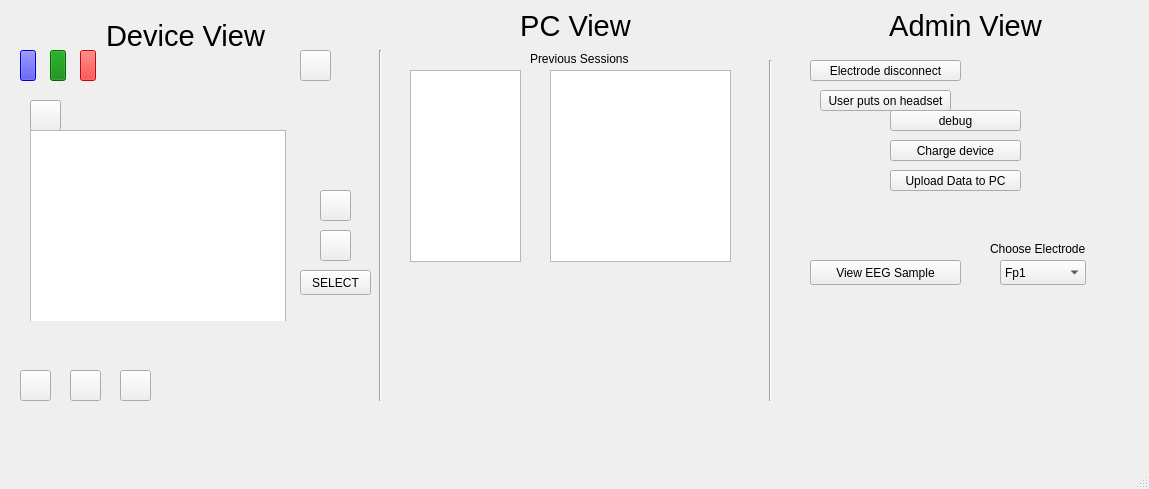
First picture: the form in Neuroset/mainwindow.ui, repository kyleaitken/Neuroset, before the edit.
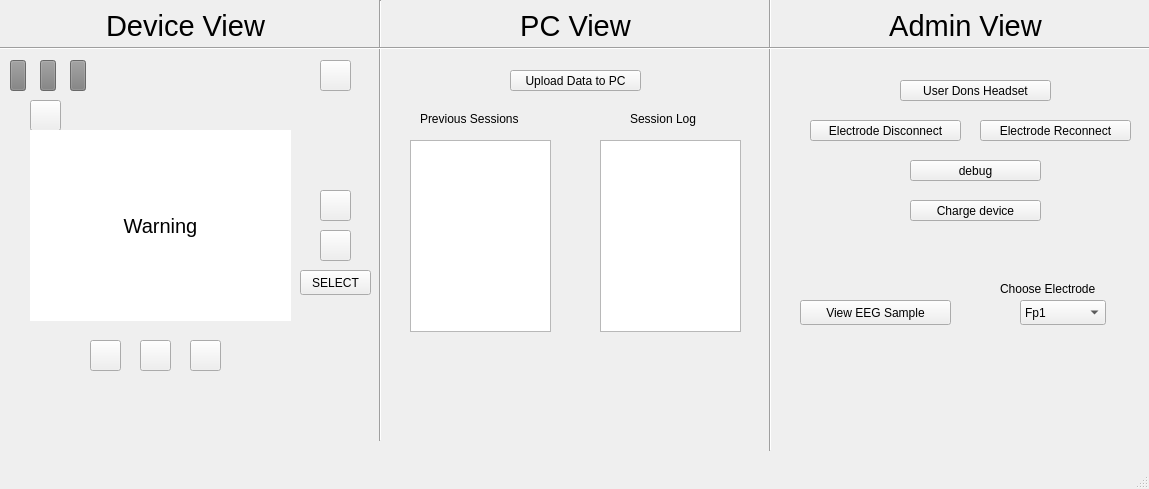
Second picture: the form after the edit. The open tabs and pages were chosen to show the change. Icons and pictures are not drawn. Custom widgets are drawn as their Qt base class.

Commit message: Add electrode contact lost/reconnected

Patch:
```diff
--- a/Neuroset/mainwindow.ui
+++ b/Neuroset/mainwindow.ui
@@ -20,16 +20,14 @@
     </property>
     <property name="geometry">
      <rect>
-      <x>20</x>
-      <y>50</y>
+      <x>10</x>
+      <y>60</y>
       <width>16</width>
       <height>31</height>
      </rect>
     </property>
     <property name="styleSheet">
-     <string notr="true">QPushButton {
-	background-color: blue;
-}</string>
+     <string notr="true">background-color: gray;</string>
     </property>
     <property name="text">
      <string/>
@@ -41,16 +39,14 @@
     </property>
     <property name="geometry">
      <rect>
-      <x>50</x>
-      <y>50</y>
+      <x>40</x>
+      <y>60</y>
       <width>16</width>
       <height>31</height>
      </rect>
     </property>
     <property name="styleSheet">
-     <string notr="true">QPushButton {
-	background-color: green;
-}</string>
+     <string notr="true">background-color: gray;</string>
     </property>
     <property name="text">
      <string/>
@@ -62,16 +58,14 @@
     </property>
     <property name="geometry">
      <rect>
-      <x>80</x>
-      <y>50</y>
+      <x>70</x>
+      <y>60</y>
       <width>16</width>
       <height>31</height>
      </rect>
     </property>
     <property name="styleSheet">
-     <string notr="true">QPushButton {
-	background-color: red;
-}</string>
+     <string notr="true">background-color: gray;</string>
     </property>
     <property name="text">
      <string/>
@@ -80,8 +74,8 @@
    <widget class="QPushButton" name="powerButton">
     <property name="geometry">
      <rect>
-      <x>300</x>
-      <y>50</y>
+      <x>320</x>
+      <y>60</y>
       <width>31</width>
       <height>31</height>
      </rect>
@@ -97,8 +91,8 @@
    <widget class="QPushButton" name="pauseButton">
     <property name="geometry">
      <rect>
-      <x>20</x>
-      <y>370</y>
+      <x>90</x>
+      <y>340</y>
       <width>31</width>
       <height>31</height>
      </rect>
@@ -117,8 +111,8 @@
    <widget class="QPushButton" name="playButton">
     <property name="geometry">
      <rect>
-      <x>70</x>
-      <y>370</y>
+      <x>140</x>
+      <y>340</y>
       <width>31</width>
       <height>31</height>
      </rect>
@@ -137,8 +131,8 @@
    <widget class="QPushButton" name="stopButton">
     <property name="geometry">
      <rect>
-      <x>120</x>
-      <y>370</y>
+      <x>190</x>
+      <y>340</y>
       <width>31</width>
       <height>31</height>
      </rect>
@@ -180,9 +174,9 @@
     <property name="geometry">
      <rect>
       <x>370</x>
-      <y>50</y>
+      <y>0</y>
       <width>20</width>
-      <height>351</height>
+      <height>441</height>
      </rect>
     </property>
     <property name="orientation">
@@ -193,7 +187,7 @@
     <property name="geometry">
      <rect>
       <x>0</x>
-      <y>20</y>
+      <y>10</y>
       <width>371</width>
       <height>31</height>
      </rect>
@@ -235,9 +229,9 @@
     <property name="geometry">
      <rect>
       <x>760</x>
-      <y>60</y>
+      <y>-10</y>
       <width>20</width>
-      <height>341</height>
+      <height>461</height>
      </rect>
     </property>
     <property name="orientation">
@@ -269,26 +263,26 @@
     <property name="geometry">
      <rect>
       <x>810</x>
-      <y>60</y>
+      <y>120</y>
       <width>151</width>
       <height>21</height>
      </rect>
     </property>
     <property name="text">
-     <string>Electrode disconnect</string>
+     <string>Electrode Disconnect</string>
     </property>
    </widget>
    <widget class="QPushButton" name="electrodeDisconnect_2">
     <property name="geometry">
      <rect>
-      <x>820</x>
-      <y>90</y>
-      <width>131</width>
+      <x>900</x>
+      <y>80</y>
+      <width>151</width>
       <height>21</height>
      </rect>
     </property>
     <property name="text">
-     <string>User puts on headset</string>
+     <string>User Dons Headset</string>
     </property>
    </widget>
    <widget class="QPushButton" name="upButton">
@@ -345,10 +339,10 @@
    <widget class="QCustomPlot" name="graphDisplayPC" native="true">
     <property name="geometry">
      <rect>
-      <x>800</x>
-      <y>320</y>
-      <width>331</width>
-      <height>81</height>
+      <x>780</x>
+      <y>350</y>
+      <width>361</width>
+      <height>71</height>
      </rect>
     </property>
    </widget>
@@ -454,13 +448,55 @@
        <number>0</number>
       </property>
      </widget>
+     <widget class="QLabel" name="label_7">
+      <property name="geometry">
+       <rect>
+        <x>81</x>
+        <y>40</y>
+        <width>121</width>
+        <height>20</height>
+       </rect>
+      </property>
+      <property name="text">
+       <string>Time Remaining:</string>
+      </property>
+     </widget>
+    </widget>
+    <widget class="QWidget" name="warningPage">
+     <property name="styleSheet">
+      <string notr="true">background-color: white;</string>
+     </property>
+     <widget class="QLabel" name="warningLabel">
+      <property name="geometry">
+       <rect>
+        <x>20</x>
+        <y>40</y>
+        <width>221</width>
+        <height>111</height>
+       </rect>
+      </property>
+      <property name="font">
+       <font>
+        <pointsize>15</pointsize>
+       </font>
+      </property>
+      <property name="styleSheet">
+       <string notr="true"/>
+      </property>
+      <property name="text">
+       <string>Warning</string>
+      </property>
+      <property name="alignment">
+       <set>Qt::AlignCenter</set>
+      </property>
+     </widget>
     </widget>
    </widget>
    <widget class="QPushButton" name="EEGSampleButton">
     <property name="geometry">
      <rect>
-      <x>810</x>
-      <y>260</y>
+      <x>800</x>
+      <y>300</y>
       <width>151</width>
       <height>25</height>
      </rect>
@@ -472,8 +508,8 @@
    <widget class="QPushButton" name="debugButton">
     <property name="geometry">
      <rect>
-      <x>890</x>
-      <y>110</y>
+      <x>910</x>
+      <y>160</y>
       <width>131</width>
       <height>21</height>
      </rect>
@@ -485,8 +521,8 @@
    <widget class="QPushButton" name="chargeButton">
     <property name="geometry">
      <rect>
-      <x>890</x>
-      <y>140</y>
+      <x>910</x>
+      <y>200</y>
       <width>131</width>
       <height>21</height>
      </rect>
@@ -521,8 +557,8 @@
     <property name="geometry">
      <rect>
       <x>410</x>
-      <y>70</y>
-      <width>111</width>
+      <y>140</y>
+      <width>141</width>
       <height>192</height>
      </rect>
     </property>
@@ -530,8 +566,8 @@
    <widget class="QPushButton" name="uploadButton">
     <property name="geometry">
      <rect>
-      <x>890</x>
-      <y>170</y>
+      <x>510</x>
+      <y>70</y>
       <width>131</width>
       <height>21</height>
      </rect>
@@ -543,9 +579,9 @@
    <widget class="QListView" name="sessionLogView">
     <property name="geometry">
      <rect>
-      <x>550</x>
-      <y>70</y>
-      <width>181</width>
+      <x>600</x>
+      <y>140</y>
+      <width>141</width>
       <height>192</height>
      </rect>
     </property>
@@ -553,8 +589,8 @@
    <widget class="QLabel" name="label_4">
     <property name="geometry">
      <rect>
-      <x>530</x>
-      <y>50</y>
+      <x>420</x>
+      <y>110</y>
       <width>121</width>
       <height>17</height>
      </rect>
@@ -566,8 +602,8 @@
    <widget class="QComboBox" name="electrodeComboBox">
     <property name="geometry">
      <rect>
-      <x>1000</x>
-      <y>260</y>
+      <x>1020</x>
+      <y>300</y>
       <width>86</width>
       <height>25</height>
      </rect>
@@ -611,8 +647,8 @@
    <widget class="QLabel" name="label_5">
     <property name="geometry">
      <rect>
-      <x>990</x>
-      <y>240</y>
+      <x>1000</x>
+      <y>280</y>
       <width>121</width>
       <height>17</height>
      </rect>
@@ -621,6 +657,45 @@
      <string>Choose Electrode</string>
     </property>
    </widget>
+   <widget class="Line" name="line_3">
+    <property name="geometry">
+     <rect>
+      <x>0</x>
+      <y>40</y>
+      <width>1161</width>
+      <height>16</height>
+     </rect>
+    </property>
+    <property name="orientation">
+     <enum>Qt::Horizontal</enum>
+    </property>
+   </widget>
+   <widget class="QLabel" name="label_6">
+    <property name="geometry">
+     <rect>
+      <x>630</x>
+      <y>110</y>
+      <width>121</width>
+      <height>17</height>
+     </rect>
+    </property>
+    <property name="text">
+     <string>Session Log</string>
+    </property>
+   </widget>
+   <widget class="QPushButton" name="electrodeReconnect">
+    <property name="geometry">
+     <rect>
+      <x>980</x>
+      <y>120</y>
+      <width>151</width>
+      <height>21</height>
+     </rect>
+    </property>
+    <property name="text">
+     <string>Electrode Reconnect</string>
+    </property>
+   </widget>
   </widget>
   <widget class="QMenuBar" name="menubar">
    <property name="geometry">
```
Left out of the diff: 10 changed lines with no effect on the pictures. The commit also changes 5 other files.
